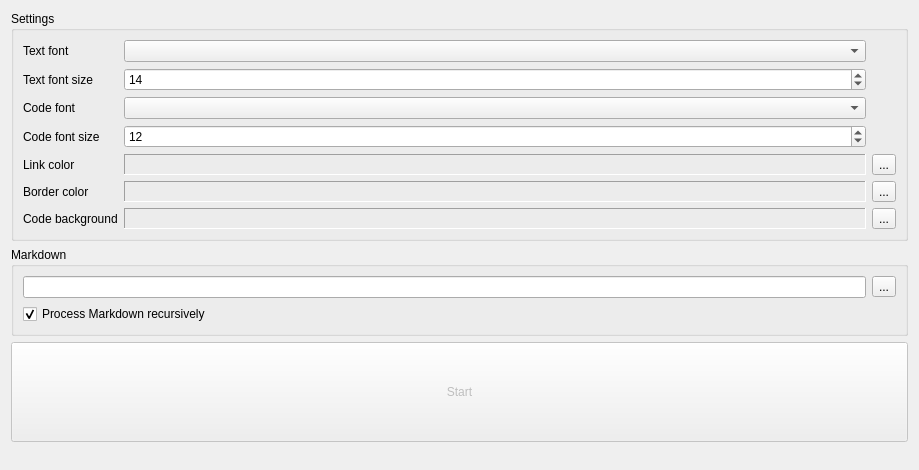
Qt form md-pdf/main_window.ui (Qt-Widgets/md-pdf-Convert-Markdown-to-PDF) before a commit.
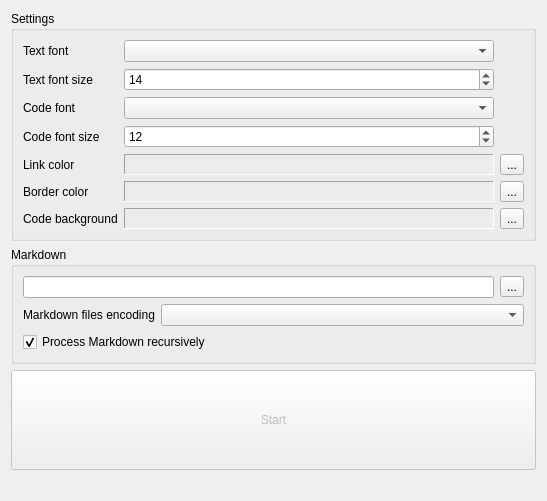
The same form after that commit. Custom widgets are drawn as their Qt base class.

Commit message: Added possibility to select MD files encoding.

```diff
--- a/md-pdf/main_window.ui
+++ b/md-pdf/main_window.ui
@@ -6,8 +6,8 @@
    <rect>
     <x>0</x>
     <y>0</y>
-    <width>919</width>
-    <height>470</height>
+    <width>547</width>
+    <height>501</height>
    </rect>
   </property>
   <property name="windowTitle">
@@ -251,6 +251,27 @@
         </item>
        </layout>
       </item>
+      <item>
+       <layout class="QHBoxLayout" name="horizontalLayout_2">
+        <item>
+         <widget class="QLabel" name="label_8">
+          <property name="text">
+           <string>Markdown files encoding</string>
+          </property>
+         </widget>
+        </item>
+        <item>
+         <widget class="QComboBox" name="m_encoding">
+          <property name="sizePolicy">
+           <sizepolicy hsizetype="Expanding" vsizetype="Fixed">
+            <horstretch>0</horstretch>
+            <verstretch>0</verstretch>
+           </sizepolicy>
+          </property>
+         </widget>
+        </item>
+       </layout>
+      </item>
       <item>
        <widget class="QCheckBox" name="m_recursive">
         <property name="text">
```
The commit also changes 4 other files.
